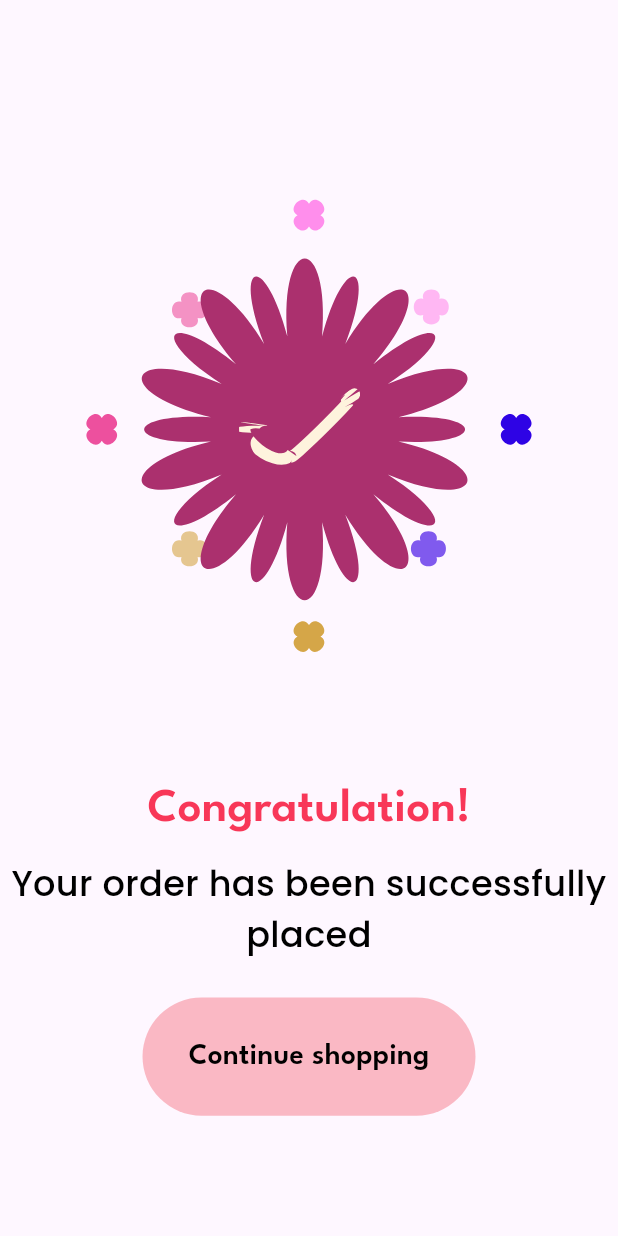
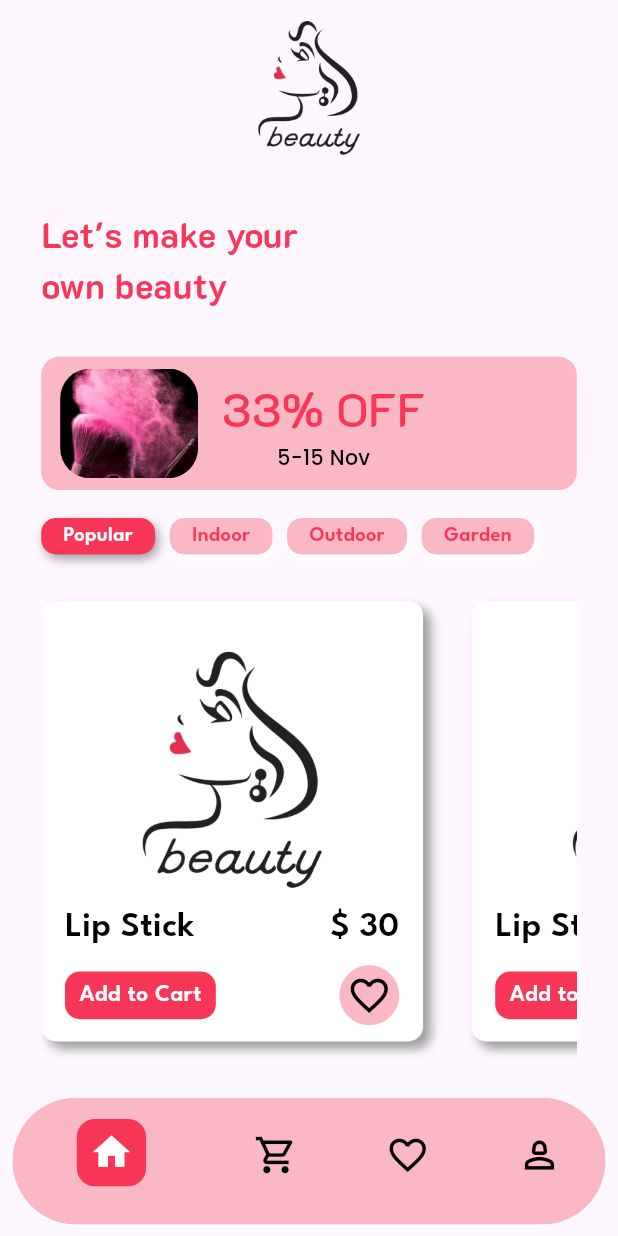
Before and after one commit to fatima304/ecommerce_beauty, a Flutter app: the screen it shows after launch, on a phone screen of 412 x 824 dp. Run offline on Flutter 3.47's test engine with Material 3 defaults, Android fonts, the light colour scheme and no system bars; our stand-ins replace dio, flutter_bloc, flutter_screenutil, lottie, pretty_dio_logger; project files that could hold a hidden picture were left out.

Commit message:
- Home Screen Ui done - add new color and text styles - add new font family

```diff
--- a/lib/beauty_ecommerce_app.dart
+++ b/lib/beauty_ecommerce_app.dart
@@ -15,7 +15,7 @@ class BeautyEcommerceApp extends StatelessWidget {
         child:  MaterialApp(
           debugShowCheckedModeBanner: false ,
           onGenerateRoute: appRouting.generateRoute,
-          initialRoute: Routes.orderSuccessfulScreen,
+          initialRoute: Routes.homeScreen,
         ),
     );
   }
--- a/lib/core/helper/app_images.dart
+++ b/lib/core/helper/app_images.dart
@@ -6,4 +6,6 @@ class AppImages{
   static const String onBoardingFirst = '${AppConstants.baseImagePath}on_board_1.png';
   static const String onBoardingSecond = '${AppConstants.baseImagePath}on_board_2.png';
   static const String onBoardingThird = '${AppConstants.baseImagePath}on_board_3.png';
+  static const String beautyLogo = '${AppConstants.baseImagePath}beauty_logo.png';
+  static const String imageOffer = '${AppConstants.baseImagePath}image_offer.jpg';
 }
--- a/lib/core/routes/app_routing.dart
+++ b/lib/core/routes/app_routing.dart
@@ -1,3 +1,4 @@
+import 'package:beauty_ecommerce/features/home/presentation/screen/ui/home_screen.dart';
 import 'package:beauty_ecommerce/features/on_boarding/presentation/manager/on_boarding_cubit.dart';
 import 'package:beauty_ecommerce/features/order_successful/presentation/screen/ui/order_successful_screen.dart';
 import 'package:flutter/material.dart';
@@ -26,6 +27,10 @@ class AppRouting {
         return MaterialPageRoute(
           builder: (_) => OrderSuccessfulScreen(),
         );
+      case Routes.homeScreen:
+        return MaterialPageRoute(
+          builder: (_) => HomeScreen(),
+        );
       default:
         return MaterialPageRoute(
           builder: (_) =>
--- a/lib/core/theme/app_text_style.dart
+++ b/lib/core/theme/app_text_style.dart
@@ -52,4 +52,45 @@ class AppTextStyle{
       fontWeight: FontWeightHelper.semiBold ,
       color: Colors.black
   );
+  static  TextStyle font24PinkBold= TextStyle(
+      fontSize: 24.sp ,
+      fontWeight: FontWeightHelper.bold ,
+      color: AppColor.mainPink
+  );
+
+  static  TextStyle font32PinkMedium= TextStyle(
+      fontSize: 32.sp ,
+      fontWeight: FontWeightHelper.medium ,
+      color: AppColor.mainPink
+  );
+
+  static  TextStyle font14BlackRegular= TextStyle(
+      fontSize: 14.sp ,
+      fontWeight: FontWeightHelper.regular ,
+      color: Colors.black
+  );
+
+  static  TextStyle font14WhiteSemiBold= TextStyle(
+      fontSize: 14.sp ,
+      fontWeight: FontWeightHelper.semiBold ,
+      color: Colors.white
+  );
+
+  static  TextStyle font14PinkSemiBold= TextStyle(
+      fontSize: 14.sp ,
+      fontWeight: FontWeightHelper.semiBold ,
+      color: AppColor.mainPink
+  );
+
+  static  TextStyle font24BlackSemiBold= TextStyle(
+      fontSize: 24.sp ,
+      fontWeight: FontWeightHelper.semiBold ,
+      color: Colors.black
+  );
+
+  static  TextStyle font16WhiteSemiBold= TextStyle(
+      fontSize: 16.sp ,
+      fontWeight: FontWeightHelper.semiBold ,
+      color: Colors.white
+  );
 }
--- a/lib/core/theme/font_family_helper.dart
+++ b/lib/core/theme/font_family_helper.dart
@@ -5,4 +5,5 @@ class FontFamilyHelper{
   static const String sourceSerifFont ='Source Serif 4';
   static const String leagueSpartanFont ='League Spartan';
   static const String poppinsFont ='Poppins';
+  static const String k2dFont ='K2D';
 }
--- /dev/null
+++ b/lib/core/widgets/custom_bottom_navigation_bar.dart
@@ -0,0 +1,69 @@
+import 'package:beauty_ecommerce/core/theme/app_color.dart';
+import 'package:flutter/material.dart';
+import 'package:flutter_screenutil/flutter_screenutil.dart';
+
+class CustomBottomNavigationBar extends StatelessWidget {
+  const CustomBottomNavigationBar({super.key});
+
+  @override
+  Widget build(BuildContext context) {
+    return Padding(
+      padding: EdgeInsets.symmetric(horizontal: 8.w, vertical: 8.h),
+      child: ClipRRect(
+        borderRadius: BorderRadius.circular(50),
+        child: Theme(
+          data: Theme.of(context).copyWith(
+            canvasColor: AppColor.cherryBlossomPink,
+          ),
+          child: BottomNavigationBar(
+              currentIndex: 0,
+              onTap: (index) {},
+              unselectedFontSize: 0.sp,
+              unselectedItemColor: Colors.black,
+              unselectedIconTheme: IconThemeData(
+                size: 30.sp,
+              ),
+              items: [
+                BottomNavigationBarItem(
+                  icon: Icon(Icons.home_outlined),
+                  label: '',
+                  activeIcon: activeColor(Icons.home),
+                ),
+                BottomNavigationBarItem(
+                  icon: Icon(Icons.shopping_cart_outlined),
+                  label: '',
+                  activeIcon: activeColor(Icons.shopping_cart),
+                ),
+                BottomNavigationBarItem(
+                    icon: Icon(Icons.favorite_border_outlined),
+                    label: '',
+                    activeIcon: activeColor(Icons.favorite)),
+                BottomNavigationBarItem(
+                  icon: Icon(Icons.person_2_outlined),
+                  label: '',
+                  activeIcon: activeColor(Icons.person),
+                ),
+              ]),
+        ),
+      ),
+    );
+  }
+
+  Widget activeColor(IconData icon) {
+    return Padding(
+      padding: EdgeInsets.only(top: 10.h),
+      child: Container(
+        decoration: BoxDecoration(
+          color: AppColor.mainPink,
+          borderRadius: BorderRadius.circular(12),
+        ),
+        padding: EdgeInsets.symmetric(horizontal: 8.w, vertical: 8.h),
+        child: Icon(
+          icon,
+          size: 30.sp,
+          color: Colors.white,
+        ),
+      ),
+    );
+  }
+}
--- /dev/null
+++ b/lib/features/home/presentation/screen/ui/home_screen.dart
@@ -0,0 +1,15 @@
+import 'package:beauty_ecommerce/core/widgets/custom_bottom_navigation_bar.dart';
+import 'package:beauty_ecommerce/features/home/presentation/screen/widgets/home_body.dart';
+import 'package:flutter/material.dart';
+
+class HomeScreen extends StatelessWidget {
+  const HomeScreen({super.key});
+
+  @override
+  Widget build(BuildContext context) {
+    return Scaffold(
+      body: HomeBody(),
+      bottomNavigationBar: CustomBottomNavigationBar(),
+    );
+  }
+}
--- /dev/null
+++ b/lib/features/home/presentation/screen/widgets/beauty_items_list_view.dart
@@ -0,0 +1,23 @@
+import 'package:beauty_ecommerce/features/home/presentation/screen/widgets/container_beauty_item.dart';
+import 'package:flutter/material.dart';
+import 'package:flutter_screenutil/flutter_screenutil.dart';
+
+class BeautyItemsListView extends StatelessWidget {
+  const BeautyItemsListView({super.key});
+
+  @override
+  Widget build(BuildContext context) {
+    return SizedBox(
+      height: 340.h,
+      child: ListView.builder(
+          scrollDirection: Axis.horizontal,
+          itemCount: 5,
+          itemBuilder: (context, index) {
+            return Padding(
+              padding: EdgeInsets.only(right: 33.r),
+              child: ContainerBeautyItem(),
+            );
+          }),
+    );
+  }
+}
--- /dev/null
+++ b/lib/features/home/presentation/screen/widgets/brand_item.dart
@@ -0,0 +1,55 @@
+import 'package:beauty_ecommerce/core/theme/app_color.dart';
+import 'package:beauty_ecommerce/core/theme/app_text_style.dart';
+import 'package:beauty_ecommerce/core/theme/font_family_helper.dart';
+import 'package:flutter/material.dart';
+import 'package:flutter_screenutil/flutter_screenutil.dart';
+
+class BrandItem extends StatelessWidget {
+  const BrandItem(
+      {super.key,
+      required this.brandName,
+      this.textStyle,
+      this.colorContainer,
+      this.onTap,
+      this.shadowColor});
+
+  final String brandName;
+
+  final TextStyle? textStyle;
+
+  final Color? colorContainer;
+
+  final Color? shadowColor;
+
+  final void Function()? onTap;
+
+  @override
+  Widget build(BuildContext context) {
+    return GestureDetector(
+      onTap: onTap,
+      child: Container(
+        height: 25,
+        padding: EdgeInsets.symmetric(
+          horizontal: 14.w,
+        ),
+        decoration: BoxDecoration(
+            color: colorContainer ?? AppColor.mainPink,
+            borderRadius: BorderRadius.circular(10),
+            boxShadow: [
+              BoxShadow(
+                  color: shadowColor ?? Colors.white,
+                  offset: Offset(2, 3),
+                  blurRadius: 5),
+            ]),
+        child: Center(
+          child: Text(
+            brandName,
+            style: textStyle ??
+                AppTextStyle.font14WhiteSemiBold
+                    .copyWith(fontFamily: FontFamilyHelper.leagueSpartanFont),
+          ),
+        ),
+      ),
+    );
+  }
+}
--- /dev/null
+++ b/lib/features/home/presentation/screen/widgets/brand_items_list_view.dart
@@ -0,0 +1,51 @@
+import 'package:beauty_ecommerce/core/theme/app_color.dart';
+import 'package:beauty_ecommerce/core/theme/app_text_style.dart';
+import 'package:beauty_ecommerce/core/theme/font_family_helper.dart';
+import 'package:beauty_ecommerce/features/home/presentation/screen/widgets/brand_item.dart';
+import 'package:flutter/material.dart';
+import 'package:flutter_screenutil/flutter_screenutil.dart';
+
+class BrandItemsListView extends StatefulWidget {
+  const BrandItemsListView({super.key});
+
+  @override
+  State<BrandItemsListView> createState() => _BrandItemsListViewState();
+}
+
+class _BrandItemsListViewState extends State<BrandItemsListView> {
+  final List<String> brandNames = ['Popular', 'Indoor', 'Outdoor', 'Garden'];
+
+  int currentIndex = 0;
+
+  @override
+  Widget build(BuildContext context) {
+    return SizedBox(
+      height: 25.h,
+      child: ListView.builder(
+          scrollDirection: Axis.horizontal,
+          itemCount: brandNames.length,
+          itemBuilder: (context, index) {
+            return Padding(
+              padding: EdgeInsets.only(right: 10.r),
+              child: BrandItem(
+                brandName: brandNames[index],
+                onTap: () {
+                  setState(() {
+                    currentIndex = index;
+                  });
+                },
+                colorContainer: currentIndex == index
+                    ? AppColor.mainPink
+                    : AppColor.cherryBlossomPink,
+                shadowColor: currentIndex == index ? Colors.grey : Colors.white,
+                textStyle: currentIndex != index
+                    ? AppTextStyle.font14PinkSemiBold.copyWith(
+                        fontFamily: FontFamilyHelper.leagueSpartanFont)
+                    : AppTextStyle.font14WhiteSemiBold.copyWith(
+                        fontFamily: FontFamilyHelper.leagueSpartanFont),
+              ),
+            );
+          }),
+    );
+  }
+}
--- /dev/null
+++ b/lib/features/home/presentation/screen/widgets/container_beauty_item.dart
@@ -0,0 +1,100 @@
+import 'package:beauty_ecommerce/core/helper/app_images.dart';
+import 'package:beauty_ecommerce/core/theme/app_color.dart';
+import 'package:beauty_ecommerce/core/theme/app_text_style.dart';
+import 'package:beauty_ecommerce/core/theme/font_family_helper.dart';
+import 'package:flutter/material.dart';
+import 'package:flutter_screenutil/flutter_screenutil.dart';
+
+class ContainerBeautyItem extends StatelessWidget {
+  const ContainerBeautyItem({super.key});
+
+  @override
+  Widget build(BuildContext context) {
+    return SizedBox(
+      height: 350.h,
+      child: Stack(
+        alignment: Alignment.center,
+        children: [
+          Container(
+            width: 241.w,
+            height: 301.h,
+            padding: EdgeInsets.symmetric(horizontal: 15.w, vertical: 11.h),
+            decoration: BoxDecoration(
+              color: Colors.white,
+              boxShadow: [
+                BoxShadow(
+                  color: Colors.grey,
+                  offset: Offset(5, 5),
+                  blurRadius: 5,
+                ),
+              ],
+              borderRadius: BorderRadius.circular(10),
+            ),
+            child: Column(
+              crossAxisAlignment: CrossAxisAlignment.start,
+              children: [
+                Spacer(),
+                Row(
+                  mainAxisAlignment: MainAxisAlignment.spaceBetween,
+                  children: [
+                    Text(
+                      'Lip Stick',
+                      style: AppTextStyle.font24BlackSemiBold.copyWith(
+                        fontFamily: FontFamilyHelper.leagueSpartanFont,
+                      ),
+                    ),
+                    Text(
+                      '\$ 30',
+                      style: AppTextStyle.font24BlackSemiBold.copyWith(
+                        fontFamily: FontFamilyHelper.leagueSpartanFont,
+                      ),
+                    ),
+                  ],
+                ),
+                SizedBox(
+                  height: 8.h,
+                ),
+                Row(
+                  mainAxisAlignment: MainAxisAlignment.spaceBetween,
+                  children: [
+                    Container(
+                      padding:
+                          EdgeInsets.symmetric(horizontal: 9.w, vertical: 5.h),
+                      decoration: BoxDecoration(
+                        borderRadius: BorderRadius.circular(10),
+                        color: AppColor.mainPink,
+                      ),
+                      child: Center(
+                        child: Text(
+                          'Add to Cart',
+                          style: AppTextStyle.font16WhiteSemiBold.copyWith(
+                              fontFamily: FontFamilyHelper.leagueSpartanFont),
+                        ),
+                      ),
+                    ),
+                    CircleAvatar(
+                      backgroundColor: AppColor.cherryBlossomPink,
+                      child: Icon(
+                        Icons.favorite_border,
+                        size: 30,
+                        color: Colors.black,
+                      ),
+                    ),
+                  ],
+                ),
+              ],
+            ),
+          ),
+          Positioned(
+            top: 0,
+            child: Image.asset(
+              AppImages.beautyLogo,
+              width: 196.w,
+              height: 270.h,
+            ),
+          ),
+        ],
+      ),
+    );
+  }
+}
--- /dev/null
+++ b/lib/features/home/presentation/screen/widgets/container_offer.dart
@@ -0,0 +1,52 @@
+import 'package:beauty_ecommerce/core/helper/app_images.dart';
+import 'package:beauty_ecommerce/core/theme/app_color.dart';
+import 'package:beauty_ecommerce/core/theme/app_text_style.dart';
+import 'package:beauty_ecommerce/core/theme/font_family_helper.dart';
+import 'package:flutter/material.dart';
+import 'package:flutter_screenutil/flutter_screenutil.dart';
+
+class ContainerOffer extends StatelessWidget {
+  const ContainerOffer({super.key});
+
+  @override
+  Widget build(BuildContext context) {
+    return Container(
+      padding: EdgeInsets.symmetric(horizontal: 12.w, vertical: 8.h),
+      decoration: BoxDecoration(
+        color: AppColor.cherryBlossomPink,
+        borderRadius: BorderRadius.circular(12),
+      ),
+      child: Row(
+        children: [
+          ClipRRect(
+            borderRadius: BorderRadius.circular(20),
+            child: Image.asset(
+              AppImages.imageOffer,
+              width: 87.w,
+              height: 75.h,
+              fit: BoxFit.cover,
+            ),
+          ),
+          SizedBox(
+            width: 15.w,
+          ),
+          Column(
+            children: [
+              Text(
+                '33% OFF',
+                style: AppTextStyle.font32PinkMedium
+                    .copyWith(fontFamily: FontFamilyHelper.k2dFont),
+              ),
+              Text(
+                '5-15 Nov',
+                style: AppTextStyle.font14BlackRegular.copyWith(
+                  fontFamily: FontFamilyHelper.poppinsFont,
+                ),
+              ),
+            ],
+          ),
+        ],
+      ),
+    );
+  }
+}
--- /dev/null
+++ b/lib/features/home/presentation/screen/widgets/home_body.dart
@@ -0,0 +1,59 @@
+import 'package:beauty_ecommerce/core/helper/app_images.dart';
+import 'package:beauty_ecommerce/core/theme/app_text_style.dart';
+import 'package:beauty_ecommerce/core/theme/font_family_helper.dart';
+import 'package:beauty_ecommerce/features/home/presentation/screen/widgets/beauty_items_list_view.dart';
+import 'package:beauty_ecommerce/features/home/presentation/screen/widgets/brand_items_list_view.dart';
+import 'package:beauty_ecommerce/features/home/presentation/screen/widgets/container_offer.dart';
+import 'package:flutter/material.dart';
+import 'package:flutter_screenutil/flutter_screenutil.dart';
+
+class HomeBody extends StatelessWidget {
+  const HomeBody({super.key});
+
+  @override
+  Widget build(BuildContext context) {
+    return SafeArea(
+        child: Padding(
+      padding: EdgeInsets.symmetric(
+        horizontal: 26.w,
+      ),
+      child: SingleChildScrollView(
+        child: Column(
+          crossAxisAlignment: CrossAxisAlignment.start,
+          children: [
+            Center(
+              child: Image.asset(
+                AppImages.beautyLogo,
+                width: 120.w,
+                height: 120.h,
+              ),
+            ),
+            SizedBox(
+              height: 23.h,
+            ),
+            Text(
+              "Let's make your \nown beauty",
+              style: AppTextStyle.font24PinkBold
+                  .copyWith(fontFamily: FontFamilyHelper.k2dFont),
+            ),
+            SizedBox(
+              height: 17.h,
+            ),
+            SizedBox(
+              height: 14.h,
+            ),
+            ContainerOffer(),
+            SizedBox(
+              height: 19.h,
+            ),
+            BrandItemsListView(),
+            SizedBox(
+              height: 12.h,
+            ),
+            BeautyItemsListView(),
+          ],
+        ),
+      ),
+    ));
+  }
+}
--- a/pubspec.yaml
+++ b/pubspec.yaml
@@ -129,6 +129,12 @@ flutter:
       fonts:
         - asset: assets/fonts/poppins/Poppins-Medium.ttf
           weight: 500
+    - family: K2D
+      fonts:
+        - asset: assets/fonts/k_2_d/K2D-Bold.ttf
+          weight: 700
+        - asset: assets/fonts/k_2_d/K2D-Medium.ttf
+          weight: 500
   #       - asset: fonts/Schyler-Italic.ttf
   #         style: italic
   #   - family: Trajan Pro
```
Also changed, not shown: assets/fonts/k_2_d/K2D-Bold.ttf (added), assets/fonts/k_2_d/K2D-Medium.ttf (added), assets/fonts/k_2_d/K2D-Regular.ttf (added), assets/fonts/k_2_d/K2D-SemiBold.ttf (added), assets/images/beauty_logo.png (added), assets/images/image_offer.jpg (added).
